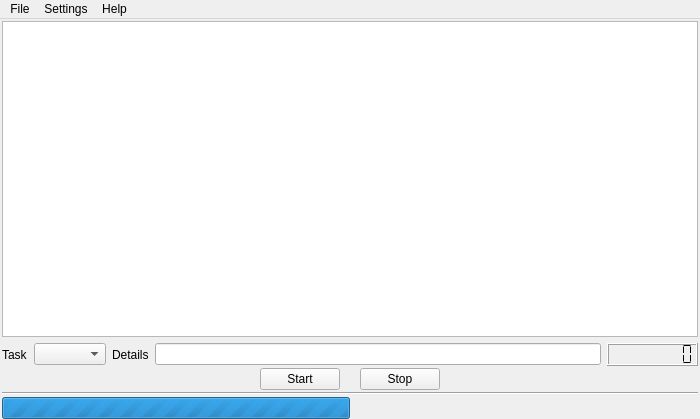
The window that ui/whch.ui (Patriciasc/WHCH) describes before a commit, drawn with Qt 5.
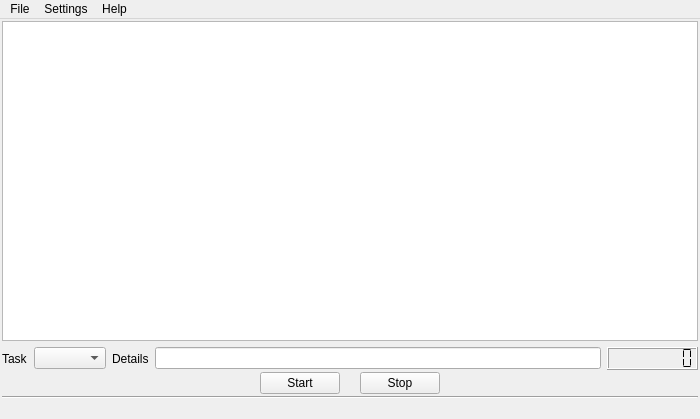
The same window after the commit. Icons and pictures are not drawn.

Commit message: Removed progress bar related to "Export to wiki format" functionality.

The edit to the form file:
```diff
--- a/ui/whch.ui
+++ b/ui/whch.ui
@@ -200,16 +200,6 @@
     </item>
     <item>
      <layout class="QHBoxLayout" name="horizontalLayout">
-      <item>
-       <widget class="QProgressBar" name="progressBar">
-        <property name="maximum">
-         <number>0</number>
-        </property>
-        <property name="value">
-         <number>-1</number>
-        </property>
-       </widget>
-      </item>
       <item>
        <spacer name="horizontalSpacer">
         <property name="orientation">
```
The commit also changes 2 other files.
